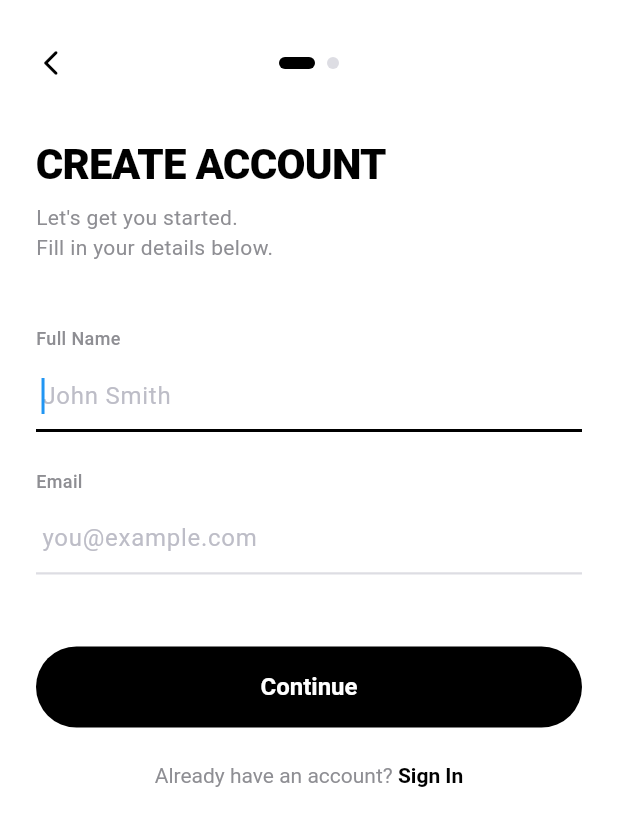
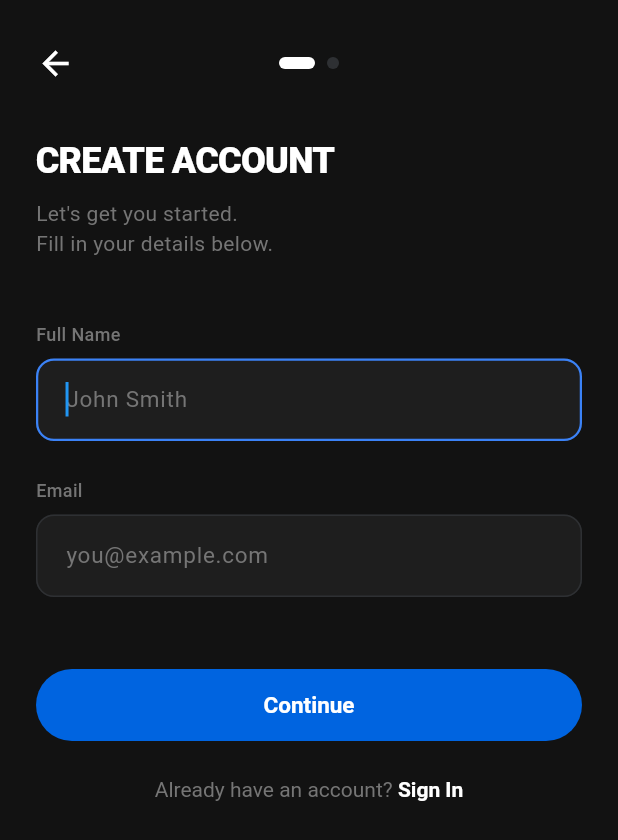
Before and after one commit to YoungCarti/myMove, a Flutter app: the RegisterScreen screen opened by its route, on a phone screen of 412 x 824 dp. Shown: the top 840 px of the screen. Run offline on Flutter 3.47's test engine with Material 3 defaults, Android fonts, the phone set to English and light mode, and no system bars; our stand-ins replace cloud_firestore, firebase_auth, firebase_core; accounts and stored records are empty; network calls fail.

Commit message:
fixed: changed sign up page design

```diff
--- a/lib/screens/auth/register_screen.dart
+++ b/lib/screens/auth/register_screen.dart
@@ -34,7 +34,7 @@ class _RegisterScreenState extends State<RegisterScreen> {
 
     if (email.isEmpty) {
       emailErr = 'Please enter your email address.';
-    } else if (!RegExp(r'^[^@]+@[^@]+\.[^@]+').hasMatch(email)) {
+    } else if (!RegExp(r'^[^@]+@[^@]+\.[^@]+$').hasMatch(email)) {
       emailErr = 'Please enter a valid email address.';
     }
 
@@ -77,7 +77,7 @@ class _RegisterScreenState extends State<RegisterScreen> {
     final bottomInset = MediaQuery.of(context).viewInsets.bottom;
 
     return Scaffold(
-      backgroundColor: Colors.white,
+      backgroundColor: const Color(0xFF121212), // Sleek pitch black matching login
       resizeToAvoidBottomInset: true,
       body: SafeArea(
         child: SingleChildScrollView(
@@ -96,9 +96,9 @@ class _RegisterScreenState extends State<RegisterScreen> {
                       height: 44,
                       alignment: Alignment.centerLeft,
                       child: const Icon(
-                        Icons.arrow_back_ios_new_rounded,
-                        size: 20,
-                        color: Colors.black,
+                        Icons.arrow_back,
+                        size: 26,
+                        color: Colors.white,
                       ),
                     ),
                   ),
@@ -117,27 +117,27 @@ class _RegisterScreenState extends State<RegisterScreen> {
               const Text(
                 'CREATE ACCOUNT',
                 style: TextStyle(
-                  fontSize: 28,
+                  fontSize: 24,
                   fontWeight: FontWeight.w900,
-                  color: Colors.black,
+                  color: Colors.white,
                   letterSpacing: -0.5,
                   height: 1.1,
                 ),
               ),
-              const SizedBox(height: 10),
+              const SizedBox(height: 12),
               const Text(
                 'Let\'s get you started.\nFill in your details below.',
                 style: TextStyle(
                   fontSize: 14,
-                  color: Color(0xFF8E8E93),
+                  color: Color(0xFF757575),
                   height: 1.45,
                 ),
               ),
               const SizedBox(height: 42),
 
-              // Full Name
+              // Full Name Label
               _label('Full Name'),
-              const SizedBox(height: 6),
+              const SizedBox(height: 8),
               _textField(
                 controller: _nameController,
                 hint: 'John Smith',
@@ -155,9 +155,9 @@ class _RegisterScreenState extends State<RegisterScreen> {
 
               const SizedBox(height: 24),
 
-              // Email
+              // Email Label
               _label('Email'),
-              const SizedBox(height: 6),
+              const SizedBox(height: 8),
               _textField(
                 controller: _emailController,
                 hint: 'you@example.com',
@@ -174,23 +174,26 @@ class _RegisterScreenState extends State<RegisterScreen> {
 
               const SizedBox(height: 48),
 
+              // Continue Button
               SizedBox(
                 width: double.infinity,
-                height: 54,
+                height: 48,
                 child: ElevatedButton(
                   onPressed: _onContinue,
                   style: ElevatedButton.styleFrom(
-                    backgroundColor: Colors.black,
+                    backgroundColor: const Color(0xFF0064E0), // Vibrant Blue
                     foregroundColor: Colors.white,
                     elevation: 0,
                     shape: RoundedRectangleBorder(
-                      borderRadius: BorderRadius.circular(30),
+                      borderRadius: BorderRadius.circular(24),
                     ),
                   ),
                   child: const Text(
                     'Continue',
                     style: TextStyle(
-                        fontSize: 16, fontWeight: FontWeight.w600),
+                      fontSize: 15,
+                      fontWeight: FontWeight.w600,
+                    ),
                   ),
                 ),
               ),
@@ -204,12 +207,14 @@ class _RegisterScreenState extends State<RegisterScreen> {
                     text: const TextSpan(
                       text: 'Already have an account? ',
                       style: TextStyle(
-                          fontSize: 14, color: Color(0xFF8E8E93)),
+                        fontSize: 14,
+                        color: Color(0xFF757575),
+                      ),
                       children: [
                         TextSpan(
                           text: 'Sign In',
                           style: TextStyle(
-                            color: Colors.black,
+                            color: Colors.white,
                             fontWeight: FontWeight.w600,
                           ),
                         ),
@@ -229,7 +234,7 @@ class _RegisterScreenState extends State<RegisterScreen> {
         text,
         style: const TextStyle(
           fontSize: 12,
-          color: Color(0xFF8E8E93),
+          color: Color(0xFF757575),
           fontWeight: FontWeight.w500,
         ),
       );
@@ -239,20 +244,13 @@ class _RegisterScreenState extends State<RegisterScreen> {
       duration: const Duration(milliseconds: 200),
       child: error != null
           ? Padding(
-              padding: const EdgeInsets.only(top: 6),
-              child: Row(
-                children: [
-                  const Icon(Icons.error_outline,
-                      size: 14, color: Color(0xFFFF3B30)),
-                  const SizedBox(width: 5),
-                  Text(
-                    error,
-                    style: const TextStyle(
-                      fontSize: 12,
-                      color: Color(0xFFFF3B30),
-                    ),
-                  ),
-                ],
+              padding: const EdgeInsets.only(top: 6, left: 4),
+              child: Text(
+                error,
+                style: const TextStyle(
+                  fontSize: 12,
+                  color: Color(0xFFEF4444),
+                ),
               ),
             )
           : const SizedBox.shrink(),
@@ -276,29 +274,41 @@ class _RegisterScreenState extends State<RegisterScreen> {
       textCapitalization: textCapitalization,
       onChanged: onChanged,
       style: const TextStyle(
-        fontSize: 16,
-        fontWeight: FontWeight.w600,
-        color: Colors.black,
+        fontSize: 15,
+        fontWeight: FontWeight.w500,
+        color: Colors.white,
       ),
       decoration: InputDecoration(
+        filled: true,
+        fillColor: const Color(0xFF1E1E1E),
         hintText: hint,
         hintStyle: const TextStyle(
-          color: Color(0xFFBDBDC7),
+          color: Color(0xFF757575),
+          fontSize: 15,
           fontWeight: FontWeight.w400,
         ),
-        enabledBorder: UnderlineInputBorder(
+        border: OutlineInputBorder(
+          borderRadius: BorderRadius.circular(12),
           borderSide: BorderSide(
-            color: hasError ? const Color(0xFFFF3B30) : const Color(0xFFDDDDE3),
+            color: hasError ? const Color(0xFFEF4444) : const Color(0xFF2E3033),
+            width: 1.0,
+          ),
+        ),
+        enabledBorder: OutlineInputBorder(
+          borderRadius: BorderRadius.circular(12),
+          borderSide: BorderSide(
+            color: hasError ? const Color(0xFFEF4444) : const Color(0xFF2E3033),
+            width: 1.0,
+          ),
+        ),
+        focusedBorder: OutlineInputBorder(
+          borderRadius: BorderRadius.circular(12),
+          borderSide: BorderSide(
+            color: hasError ? const Color(0xFFEF4444) : const Color(0xFF3B82F6),
             width: 1.5,
           ),
         ),
-        focusedBorder: UnderlineInputBorder(
-          borderSide: BorderSide(
-            color: hasError ? const Color(0xFFFF3B30) : Colors.black,
-            width: 2,
-          ),
-        ),
-        contentPadding: const EdgeInsets.symmetric(vertical: 10),
+        contentPadding: const EdgeInsets.symmetric(horizontal: 16, vertical: 16),
       ),
       onSubmitted: onSubmitted,
     );
@@ -311,7 +321,7 @@ class _RegisterScreenState extends State<RegisterScreen> {
       width: active ? 24 : 8,
       height: 8,
       decoration: BoxDecoration(
-        color: active ? Colors.black : const Color(0xFFDDDDE3),
+        color: active ? Colors.white : const Color(0xFF2E3033),
         borderRadius: BorderRadius.circular(4),
       ),
     );
```
Also changed, not shown: lib/screens/auth/otp_verification_screen.dart (+57 -34 lines), lib/screens/auth/set_password_screen.dart (+79 -60 lines).
